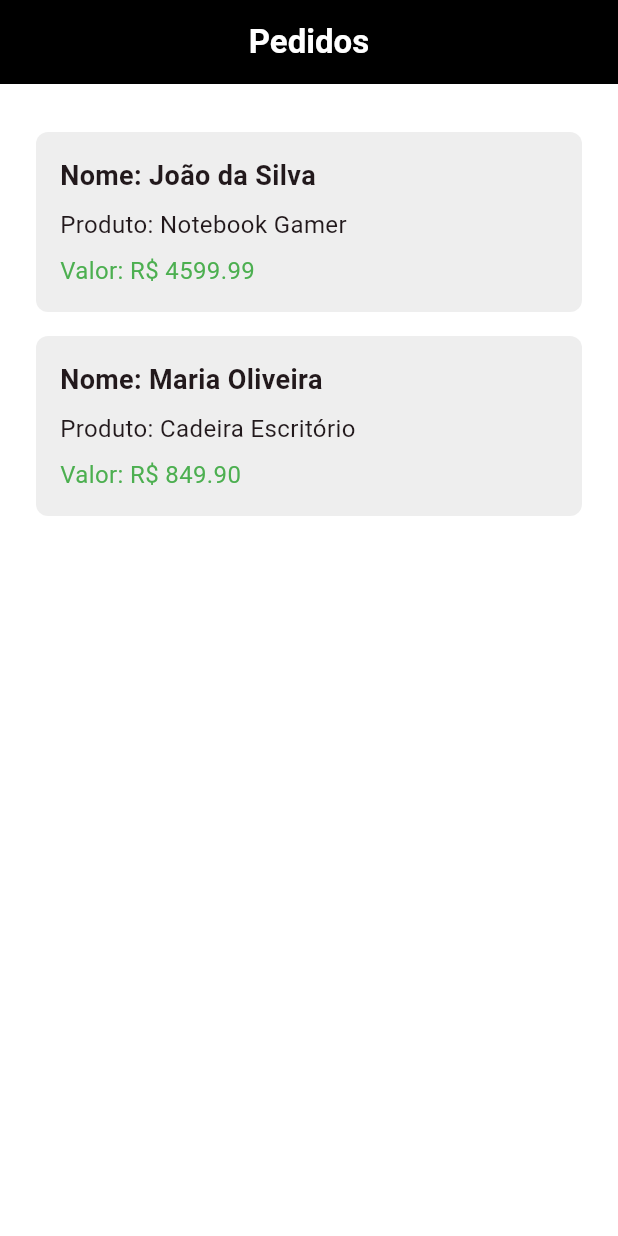
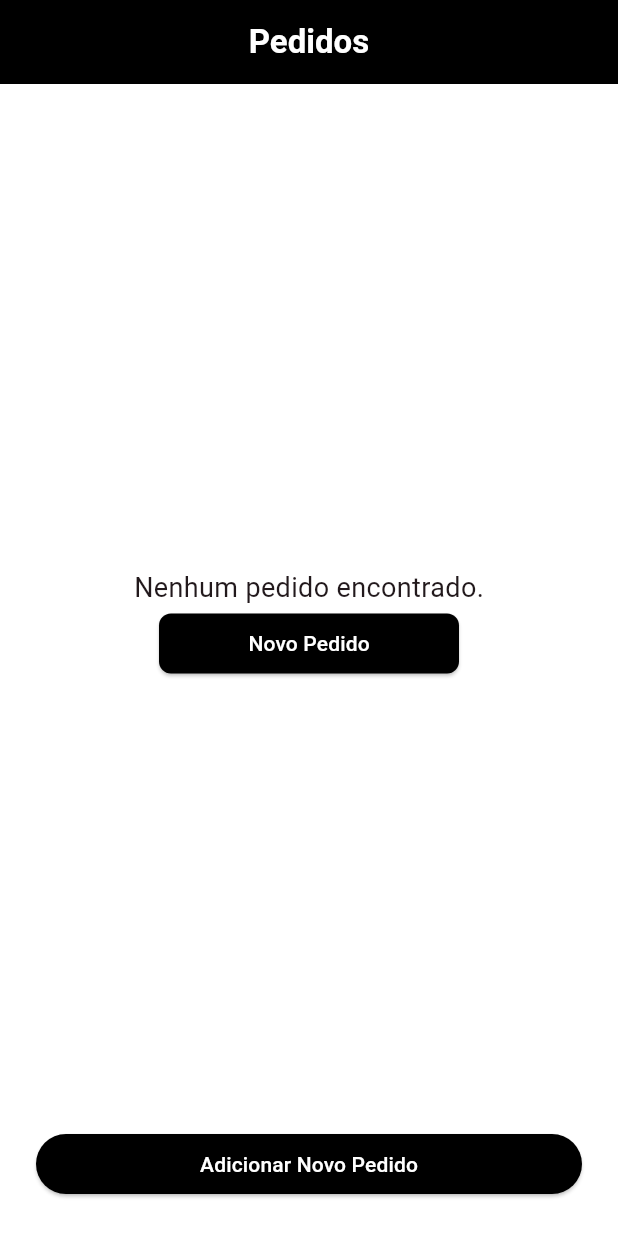
Before and after one commit to pabloalves01/flutter-studing, a Flutter app: the Pedidos screen opened directly, on a phone screen of 412 x 824 dp. Run offline on Flutter 3.47's test engine with Material 3 defaults, Android fonts, the phone set to English and light mode, and no system bars.

Commit message:
add button

```diff
--- a/lib/pedidos.dart
+++ b/lib/pedidos.dart
@@ -8,14 +8,16 @@ class Pedidos extends StatefulWidget {
 }
 
 class _PedidosPageState extends State<Pedidos> {
-  final List<Map<String, dynamic>> pedidos = [
-    {'nome': 'João da Silva', 'produto': 'Notebook Gamer', 'valor': 4599.99},
-    {
-      'nome': 'Maria Oliveira',
-      'produto': 'Cadeira Escritório',
-      'valor': 849.90,
-    },
-  ];
+  // final List<Map<String, dynamic>> pedidos = [
+  //   {'nome': 'João da Silva', 'produto': 'Notebook Gamer', 'valor': 4599.99},
+  //   {
+  //     'nome': 'Maria Oliveira',
+  //     'produto': 'Cadeira Escritório',
+  //     'valor': 849.90,
+  //   },
+  //   {'nome': 'Pablo Alves', 'produto': 'Macbook Pro M1 Pro', 'valor': 7499.90},
+  // ];
+  final List<Map<String, dynamic>> pedidos = [];
   @override
   Widget build(BuildContext context) {
     return Scaffold(
@@ -30,11 +32,37 @@ class _PedidosPageState extends State<Pedidos> {
       backgroundColor: Colors.white,
       body: Padding(
         padding: const EdgeInsets.all(24.0),
+        child: Column(
+          children: [
+            Expanded(
               child: pedidos.isEmpty
-            ? const Center(
-                child: Text(
+                  ? Center(
+                      child: Column(
+                        mainAxisSize: MainAxisSize.min,
+                        children: [
+                          const Text(
                             'Nenhum pedido encontrado.',
                             style: TextStyle(fontSize: 18),
+                          ),
+                          SizedBox(
+                            width: 200,
+                            child: ElevatedButton(
+                              onPressed: () {
+                                print('Adicionar Novo Pedido');
+                              },
+                              style: ElevatedButton.styleFrom(
+                                backgroundColor: Colors.black,
+                                shape: RoundedRectangleBorder(
+                                  borderRadius: BorderRadius.circular(8),
+                                ),
+                              ),
+                              child: const Text(
+                                'Novo Pedido',
+                                style: TextStyle(color: Colors.white),
+                              ),
+                            ),
+                          ),
+                        ],
                       ),
                     )
                   : ListView.builder(
@@ -74,6 +102,22 @@ class _PedidosPageState extends State<Pedidos> {
                       ),
                     ),
             ),
+            SizedBox(
+              width: double.infinity,
+              child: ElevatedButton(
+                onPressed: () {
+                  print('Adicionar Novo Pedido');
+                },
+                style: ElevatedButton.styleFrom(backgroundColor: Colors.black),
+                child: const Text(
+                  'Adicionar Novo Pedido',
+                  style: TextStyle(color: Colors.white),
+                ),
+              ),
+            ),
+          ],
+        ),
+      ),
     );
   }
 }
```
Also changed, not shown: lib/login_page.dart (+25 -7 lines). Lines whose indentation alone changed are shown as unchanged.
